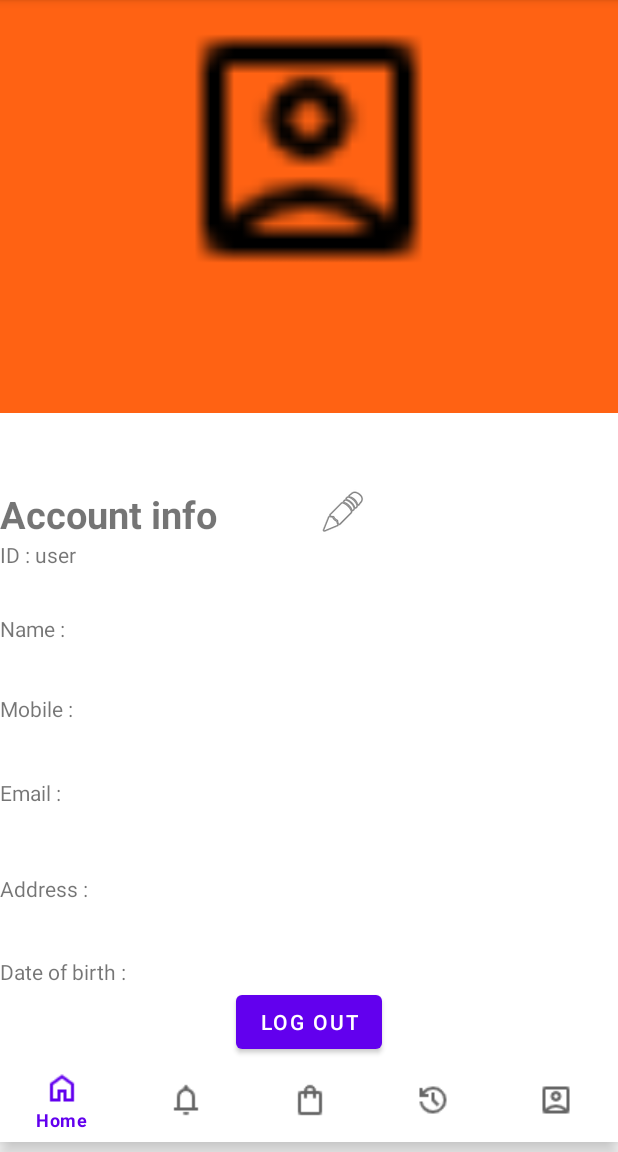
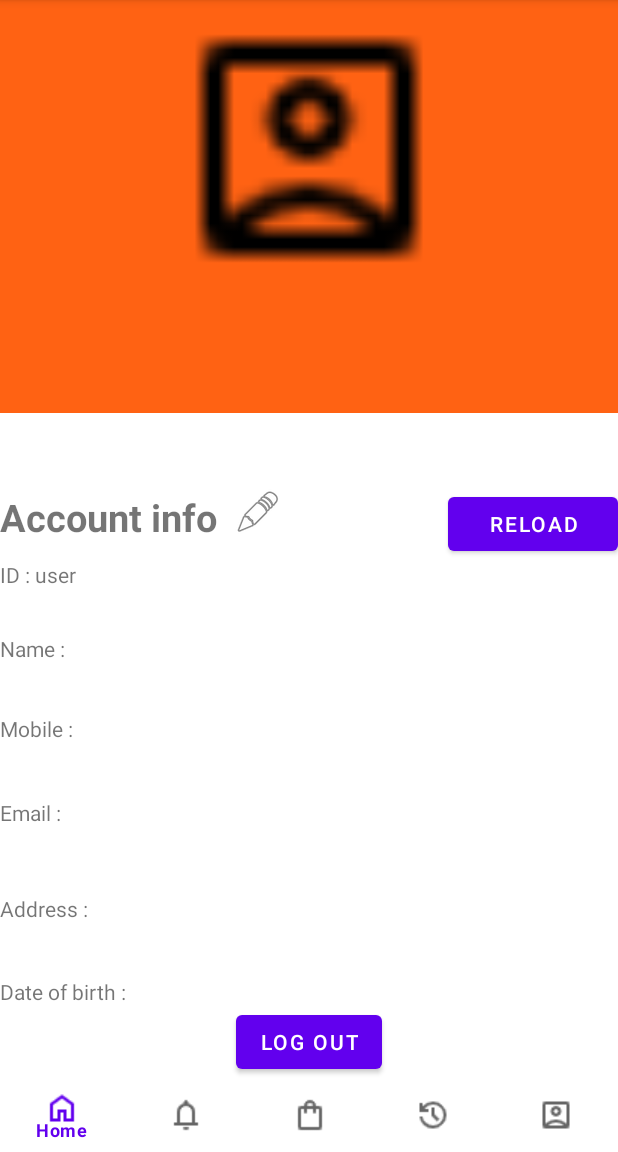
Before and after one commit to ptnhut166/CapelliSalon, an Android app: the Profile screen opened directly, with no data from a screen before it, on a phone screen of 412 x 824 dp, the part 84-1236 px from its top. Run offline under Robolectric (Android 15) with nearby library versions, the phone set to English and light mode, and no system bars; our stand-ins replace Firebase (no records; nobody signed in at launch, a user with empty details on screens opened directly).

Commit message:
fix_quick

```diff
--- a/app/src/main/res/layout/profile.xml
+++ b/app/src/main/res/layout/profile.xml
@@ -18,6 +18,7 @@
             android:orientation="vertical">
 
             <LinearLayout
+                android:id="@+id/linearLayout"
                 android:layout_width="match_parent"
                 android:layout_height="275dp"
                 android:background="#FF6213"
@@ -33,6 +34,7 @@
             </LinearLayout>
 
             <LinearLayout
+                android:id="@+id/linearLayout2"
                 android:layout_width="match_parent"
                 android:layout_height="wrap_content"
                 android:orientation="horizontal"
@@ -55,9 +57,17 @@
                     android:paddingRight="100dp"
                     android:src="@android:drawable/ic_menu_edit" />
 
+                <Button
+                    android:id="@+id/btn_reload"
+                    android:layout_width="wrap_content"
+                    android:layout_height="wrap_content"
+                    android:layout_weight="1"
+                    android:text="reload" />
+
             </LinearLayout>
 
             <LinearLayout
+                android:id="@+id/linearLayout3"
                 android:layout_width="wrap_content"
                 android:layout_height="wrap_content"
                 android:orientation="horizontal">
@@ -77,6 +87,7 @@
             </LinearLayout>
 
             <LinearLayout
+                android:id="@+id/linearLayout4"
                 android:layout_width="match_parent"
                 android:layout_height="83dp"
                 android:orientation="horizontal">
@@ -96,6 +107,7 @@
             </LinearLayout>
 
             <LinearLayout
+                android:id="@+id/linearLayout5"
                 android:layout_width="match_parent"
                 android:layout_height="56dp"
                 android:orientation="horizontal">
@@ -114,6 +126,7 @@
             </LinearLayout>
 
             <LinearLayout
+                android:id="@+id/linearLayout6"
                 android:layout_width="match_parent"
                 android:layout_height="64dp"
                 android:orientation="horizontal">
@@ -132,6 +145,7 @@
             </LinearLayout>
 
             <LinearLayout
+                android:id="@+id/linearLayout7"
                 android:layout_width="match_parent"
                 android:layout_height="55dp"
                 android:orientation="horizontal">
```
Also changed, not shown: app/src/main/java/com/example/salon/Profile.java (+80 -35 lines).
